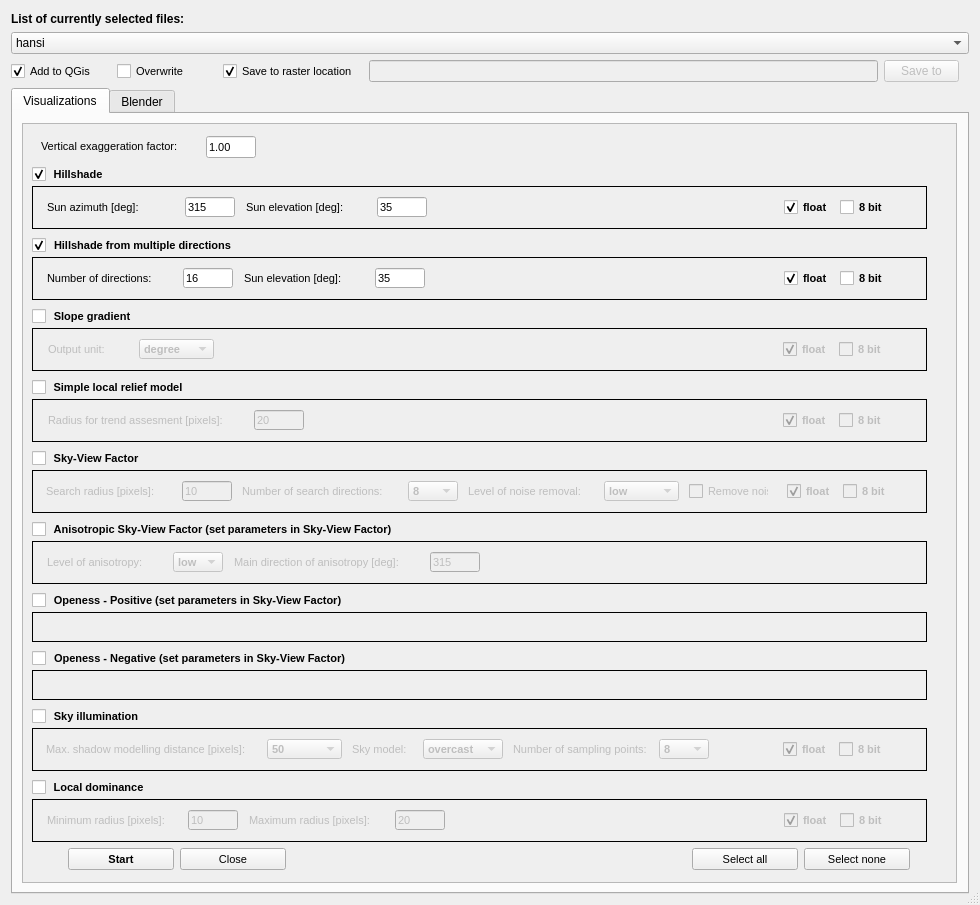
The window that zip_build/rvt-qgis/qrvt_dialog_base.ui (EarthObservation/rvt-qgis) describes before a commit, drawn with Qt 5.
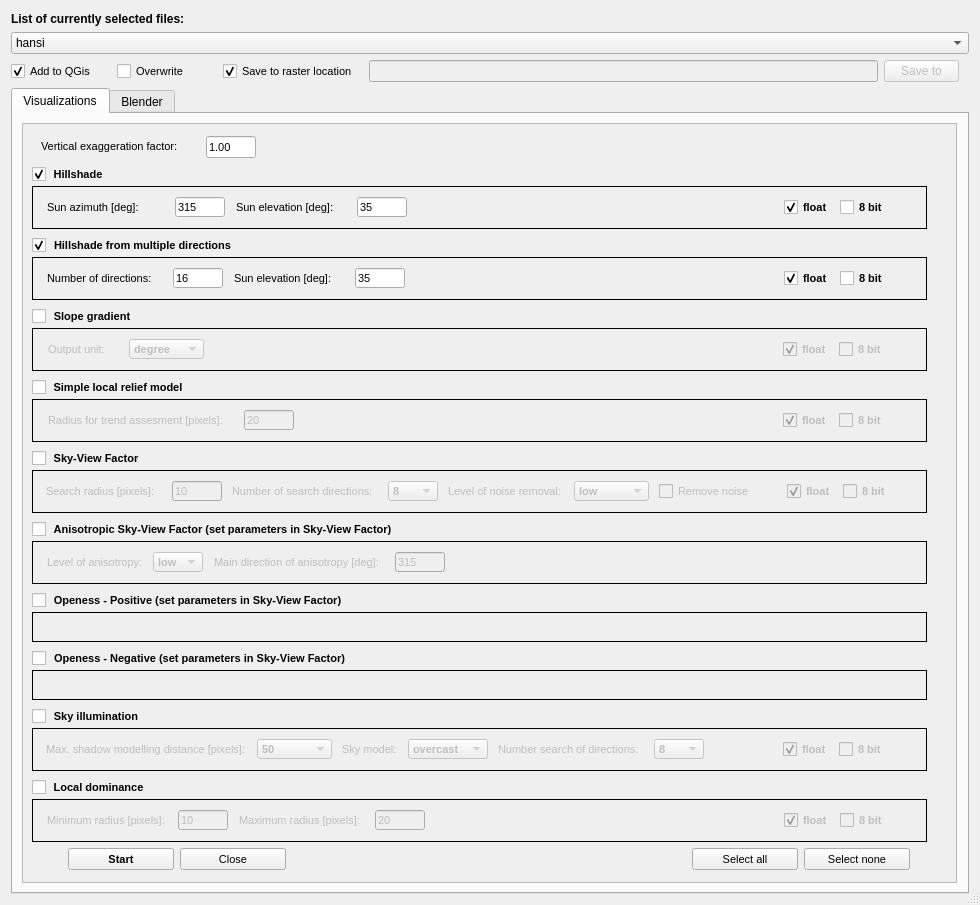
The same window after the commit. Custom widgets are drawn as their Qt base class.

```diff
--- a/zip_build/rvt-qgis/qrvt_dialog_base.ui
+++ b/zip_build/rvt-qgis/qrvt_dialog_base.ui
@@ -500,13 +500,13 @@
                       </property>
                       <property name="minimumSize">
                        <size>
-                        <width>132</width>
+                        <width>122</width>
                         <height>20</height>
                        </size>
                       </property>
                       <property name="maximumSize">
                        <size>
-                        <width>132</width>
+                        <width>122</width>
                         <height>20</height>
                        </size>
                       </property>
@@ -586,13 +586,13 @@
                       </property>
                       <property name="minimumSize">
                        <size>
-                        <width>125</width>
+                        <width>115</width>
                         <height>20</height>
                        </size>
                       </property>
                       <property name="maximumSize">
                        <size>
-                        <width>125</width>
+                        <width>115</width>
                         <height>20</height>
                        </size>
                       </property>
@@ -670,7 +670,7 @@
                     </property>
                     <property name="sizeHint" stdset="0">
                      <size>
-                      <width>346</width>
+                      <width>366</width>
                       <height>20</height>
                      </size>
                     </property>
@@ -820,13 +820,13 @@
                       </property>
                       <property name="minimumSize">
                        <size>
-                        <width>130</width>
+                        <width>120</width>
                         <height>20</height>
                        </size>
                       </property>
                       <property name="maximumSize">
                        <size>
-                        <width>130</width>
+                        <width>120</width>
                         <height>20</height>
                        </size>
                       </property>
@@ -906,13 +906,13 @@
                       </property>
                       <property name="minimumSize">
                        <size>
-                        <width>125</width>
+                        <width>115</width>
                         <height>20</height>
                        </size>
                       </property>
                       <property name="maximumSize">
                        <size>
-                        <width>125</width>
+                        <width>115</width>
                         <height>20</height>
                        </size>
                       </property>
@@ -990,7 +990,7 @@
                     </property>
                     <property name="sizeHint" stdset="0">
                      <size>
-                      <width>348</width>
+                      <width>368</width>
                       <height>20</height>
                      </size>
                     </property>
@@ -1140,13 +1140,13 @@
                       </property>
                       <property name="minimumSize">
                        <size>
-                        <width>85</width>
+                        <width>75</width>
                         <height>20</height>
                        </size>
                       </property>
                       <property name="maximumSize">
                        <size>
-                        <width>85</width>
+                        <width>75</width>
                         <height>20</height>
                        </size>
                       </property>
@@ -1219,7 +1219,7 @@
                     </property>
                     <property name="sizeHint" stdset="0">
                      <size>
-                      <width>557</width>
+                      <width>567</width>
                       <height>20</height>
                      </size>
                     </property>
@@ -1369,13 +1369,13 @@
                       </property>
                       <property name="minimumSize">
                        <size>
-                        <width>200</width>
+                        <width>190</width>
                         <height>20</height>
                        </size>
                       </property>
                       <property name="maximumSize">
                        <size>
-                        <width>200</width>
+                        <width>190</width>
                         <height>20</height>
                        </size>
                       </property>
@@ -1453,7 +1453,7 @@
                     </property>
                     <property name="sizeHint" stdset="0">
                      <size>
-                      <width>467</width>
+                      <width>477</width>
                       <height>20</height>
                      </size>
                     </property>
@@ -1606,13 +1606,13 @@
                       </property>
                       <property name="minimumSize">
                        <size>
-                        <width>130</width>
+                        <width>120</width>
                         <height>20</height>
                        </size>
                       </property>
                       <property name="maximumSize">
                        <size>
-                        <width>130</width>
+                        <width>120</width>
                         <height>20</height>
                        </size>
                       </property>
@@ -1692,13 +1692,13 @@
                       </property>
                       <property name="minimumSize">
                        <size>
-                        <width>160</width>
+                        <width>150</width>
                         <height>20</height>
                        </size>
                       </property>
                       <property name="maximumSize">
                        <size>
-                        <width>160</width>
+                        <width>150</width>
                         <height>20</height>
                        </size>
                       </property>
@@ -1776,13 +1776,13 @@
                       </property>
                       <property name="minimumSize">
                        <size>
-                        <width>130</width>
+                        <width>120</width>
                         <height>20</height>
                        </size>
                       </property>
                       <property name="maximumSize">
                        <size>
-                        <width>130</width>
+                        <width>120</width>
                         <height>20</height>
                        </size>
                       </property>
@@ -1855,13 +1855,13 @@
                     </property>
                     <property name="minimumSize">
                      <size>
-                      <width>80</width>
+                      <width>90</width>
                       <height>20</height>
                      </size>
                     </property>
                     <property name="maximumSize">
                      <size>
-                      <width>80</width>
+                      <width>90</width>
                       <height>20</height>
                      </size>
                     </property>
@@ -1890,7 +1890,7 @@
                     </property>
                     <property name="sizeHint" stdset="0">
                      <size>
-                      <width>8</width>
+                      <width>28</width>
                       <height>20</height>
                      </size>
                     </property>
@@ -2040,13 +2040,13 @@
                       </property>
                       <property name="minimumSize">
                        <size>
-                        <width>120</width>
+                        <width>100</width>
                         <height>20</height>
                        </size>
                       </property>
                       <property name="maximumSize">
                        <size>
-                        <width>120</width>
+                        <width>100</width>
                         <height>20</height>
                        </size>
                       </property>
@@ -2116,13 +2116,13 @@
                       </property>
                       <property name="minimumSize">
                        <size>
-                        <width>190</width>
+                        <width>175</width>
                         <height>20</height>
                        </size>
                       </property>
                       <property name="maximumSize">
                        <size>
-                        <width>190</width>
+                        <width>175</width>
                         <height>20</height>
                        </size>
                       </property>
@@ -2200,7 +2200,7 @@
                     </property>
                     <property name="sizeHint" stdset="0">
                      <size>
-                      <width>430</width>
+                      <width>465</width>
                       <height>20</height>
                      </size>
                     </property>
@@ -2363,7 +2363,7 @@
                       </property>
                       <property name="minimumSize">
                        <size>
-                        <width>215</width>
+                        <width>205</width>
                         <height>20</height>
                        </size>
                       </property>
@@ -2449,7 +2449,7 @@
                       </property>
                       <property name="minimumSize">
                        <size>
-                        <width>65</width>
+                        <width>60</width>
                         <height>20</height>
                        </size>
                       </property>
@@ -2525,13 +2525,13 @@
                       </property>
                       <property name="minimumSize">
                        <size>
-                        <width>140</width>
+                        <width>150</width>
                         <height>20</height>
                        </size>
                       </property>
                       <property name="maximumSize">
                        <size>
-                        <width>140</width>
+                        <width>150</width>
                         <height>20</height>
                        </size>
                       </property>
@@ -2543,7 +2543,7 @@
                        </font>
                       </property>
                       <property name="text">
-                       <string>Number of sampling points:</string>
+                       <string>Number search of directions:</string>
                       </property>
                      </widget>
                     </item>
@@ -2614,7 +2614,7 @@
                     </property>
                     <property name="sizeHint" stdset="0">
                      <size>
-                      <width>64</width>
+                      <width>69</width>
                       <height>20</height>
                      </size>
                     </property>
@@ -2767,13 +2767,13 @@
                       </property>
                       <property name="minimumSize">
                        <size>
-                        <width>135</width>
+                        <width>125</width>
                         <height>20</height>
                        </size>
                       </property>
                       <property name="maximumSize">
                        <size>
-                        <width>135</width>
+                        <width>125</width>
                         <height>20</height>
                        </size>
                       </property>
@@ -2853,13 +2853,13 @@
                       </property>
                       <property name="minimumSize">
                        <size>
-                        <width>140</width>
+                        <width>130</width>
                         <height>20</height>
                        </size>
                       </property>
                       <property name="maximumSize">
                        <size>
-                        <width>140</width>
+                        <width>130</width>
                         <height>20</height>
                        </size>
                       </property>
@@ -2937,7 +2937,7 @@
                     </property>
                     <property name="sizeHint" stdset="0">
                      <size>
-                      <width>328</width>
+                      <width>348</width>
                       <height>20</height>
                      </size>
                     </property>
```
